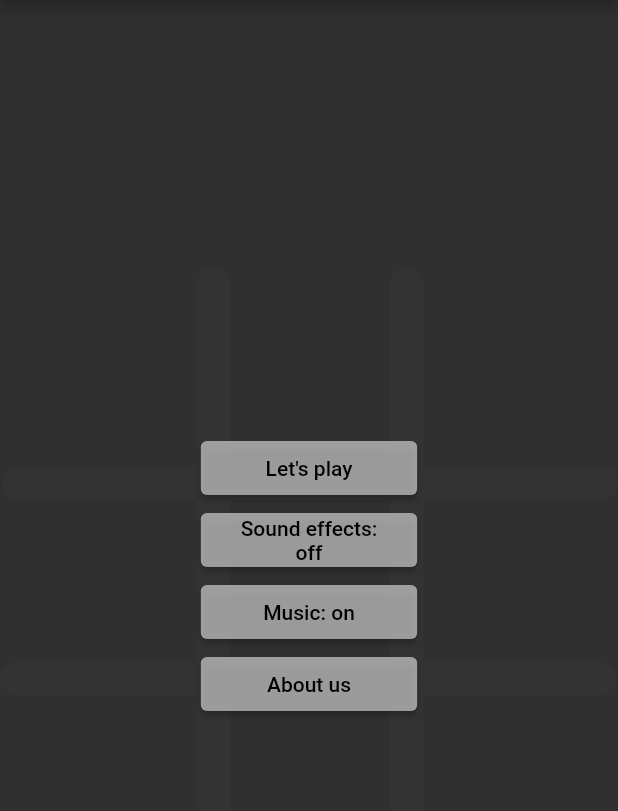
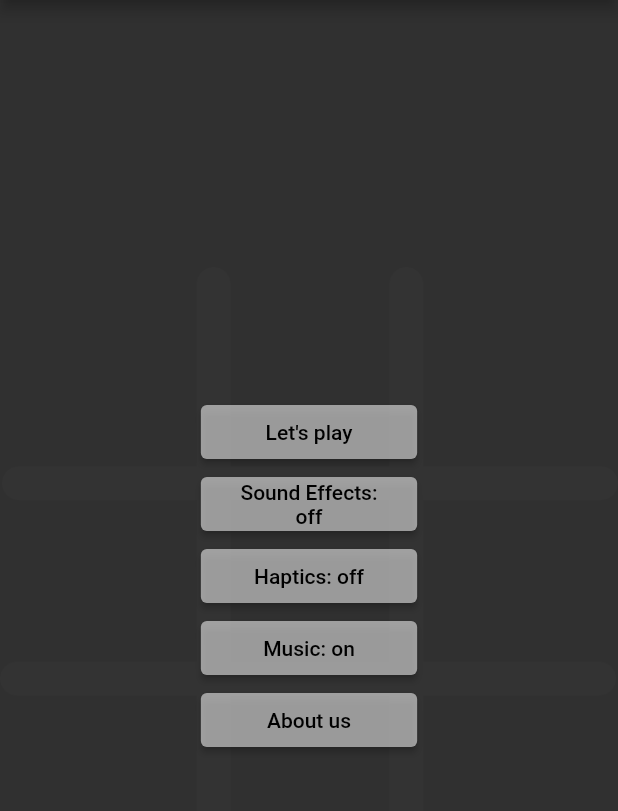
Before and after one commit to abraraltaf92/tic_tac_toe, a Flutter app: the screen it shows after launch, on a phone screen of 412 x 824 dp, the part 84-895 px from its top. Run offline on Flutter 3.47's test engine with Material 2 defaults, Android fonts, the phone set to English and light mode, and no system bars; our stand-ins replace animated_splash_screen, animated_text_kit, audioplayers, auto_size_text, flutter_icons, flutter_neumorphic and 6 more; missing offline and left inert: launch_review.

Commit message:
added haptics feature

```diff
--- a/lib/main.dart
+++ b/lib/main.dart
@@ -9,6 +9,7 @@ import 'package:get/get.dart';
 import 'package:lottie/lottie.dart';
 import 'package:provider/provider.dart';
 import 'package:shared_preferences/shared_preferences.dart';
+import 'package:tic_tac_toe/notifiers/haptics.dart';
 import 'package:tic_tac_toe/ui/home.dart';
 import 'package:tic_tac_toe/notifiers/music.dart';
 import 'package:tic_tac_toe/notifiers/sound.dart';
@@ -28,6 +29,9 @@ Future<void> main() async {
       ChangeNotifierProvider(
           create: (BuildContext context) =>
               SoundProvider(isSound: prefs.getBool('isSound') ?? true)),
+      ChangeNotifierProvider(
+          create: (BuildContext context) =>
+              HapticProvider(isHaptic: prefs.getBool('isHaptic') ?? true)),
       ChangeNotifierProvider(
           create: (BuildContext context) => MusicProvider(
                 isMusic: prefs.getBool('isMusic') ?? false,
@@ -80,8 +84,10 @@ class _MyAppState extends State<MyApp> with SingleTickerProviderStateMixin {
 
   @override
   Widget build(BuildContext context) {
-    return Consumer3<ThemeProvider, SoundProvider, MusicProvider>(
-        builder: (context, themeProvider, soundProvider, musicProvider, child) {
+    return Consumer4<ThemeProvider, SoundProvider, MusicProvider,
+            HapticProvider>(
+        builder: (context, themeProvider, soundProvider, musicProvider,
+            hapticProvider, child) {
       return GetMaterialApp(
         navigatorKey: navigatorkey,
         title: 'Tic Tac Toe',
--- /dev/null
+++ b/lib/notifiers/haptics.dart
@@ -0,0 +1,23 @@
+import 'package:flutter/material.dart';
+import 'package:shared_preferences/shared_preferences.dart';
+
+class HapticProvider extends ChangeNotifier {
+  bool _selectedHaptic;
+
+  HapticProvider({bool isHaptic}) {
+    _selectedHaptic = isHaptic;
+  }
+  Future<void> swapHaptic() async {
+    SharedPreferences prefs = await SharedPreferences.getInstance();
+    if (_selectedHaptic == true) {
+      _selectedHaptic = false;
+      prefs.setBool('isSound', false);
+    } else {
+      _selectedHaptic = true;
+      prefs.setBool('isSound', true);
+    }
+    notifyListeners();
+  }
+
+  bool get gethaptic => _selectedHaptic;
+}
--- a/lib/ui/home.dart
+++ b/lib/ui/home.dart
@@ -12,6 +12,7 @@ import 'package:get/get.dart';
 import 'package:lottie/lottie.dart';
 import 'package:provider/provider.dart';
 import 'package:share/share.dart';
+import 'package:tic_tac_toe/notifiers/haptics.dart';
 import 'package:tic_tac_toe/tile_state/board_tile.dart';
 import 'package:tic_tac_toe/tile_state/tile_state.dart';
 import 'package:tic_tac_toe/util/constants.dart';
@@ -35,7 +36,7 @@ class _HomeState extends State<Home> {
   final GlobalKey<ScaffoldState> _scaffoldKey = GlobalKey<ScaffoldState>();
   bool isPlay = true;
   AudioCache cache = AudioCache(); // you have this
-  AudioPlayer player = AudioPlayer(playerId: 'abc');
+  AudioPlayer player = AudioPlayer();
   bool changeButton = false;
   @override
   Widget build(BuildContext context) {
@@ -43,11 +44,14 @@ class _HomeState extends State<Home> {
         Provider.of<ThemeProvider>(context, listen: false);
     SoundProvider soundProvider =
         Provider.of<SoundProvider>(context, listen: false);
+    HapticProvider hapticProvider =
+        Provider.of<HapticProvider>(context, listen: false);
     // MusicProvider musicProvider =
     //     Provider.of<MusicProvider>(context, listen: false);
 
     bool isDark = themeProvider.getTheme == ThemeData.dark();
     bool isSound = soundProvider.getSound;
+    bool isHaptic = hapticProvider.gethaptic;
     // bool isMusic = musicProvider.getMusic;
     // if (isMusic) {
     //   if (cache.fixedPlayer?.playerId != 'abc') _playFile();
@@ -62,6 +66,9 @@ class _HomeState extends State<Home> {
           actions: [
             IconButton(
               onPressed: () {
+                if (isHaptic) {
+                  HapticFeedback.mediumImpact();
+                }
                 themeProvider.swapTheme();
                 setState(() {
                   isDark = isDark;
@@ -89,6 +96,9 @@ class _HomeState extends State<Home> {
                   ),
                   ListTile(
                     onTap: () async {
+                      if (isHaptic) {
+                        HapticFeedback.lightImpact();
+                      }
                       const url = instaLink;
                       if (await canLaunch(url)) {
                         await launch(url);
@@ -106,6 +116,9 @@ class _HomeState extends State<Home> {
                   ),
                   ListTile(
                     onTap: () async {
+                      if (isHaptic) {
+                        HapticFeedback.lightImpact();
+                      }
                       const url = fbLink;
                       if (await canLaunch(url)) {
                         await launch(url);
@@ -124,6 +137,9 @@ class _HomeState extends State<Home> {
                   Divider(),
                   ListTile(
                     onTap: () async {
+                      if (isHaptic) {
+                        HapticFeedback.lightImpact();
+                      }
                       const url = myPortfolio;
                       if (await canLaunch(url)) {
                         await launch(url);
@@ -142,6 +158,9 @@ class _HomeState extends State<Home> {
                   Divider(),
                   ListTile(
                     onTap: () {
+                      if (isHaptic) {
+                        HapticFeedback.lightImpact();
+                      }
                       if (Platform.isAndroid) {
                         Share.share(googlePlayStoreLink,
                             subject: 'Share Tic Tac Toe');
@@ -158,7 +177,12 @@ class _HomeState extends State<Home> {
                     ),
                   ),
                   ListTile(
-                    onTap: () => showLicense(context: context),
+                    onTap: () {
+                      if (isHaptic) {
+                        HapticFeedback.lightImpact();
+                      }
+                      showLicense(context: context);
+                    },
                     // onPressed: null,
                     leading: const Icon(FontAwesome.info_circle),
                     title: const Text(
@@ -205,6 +229,9 @@ class _HomeState extends State<Home> {
                                         (states) => Colors.black)
                                     : null),
                             onPressed: () async {
+                              if (isHaptic) {
+                                HapticFeedback.lightImpact();
+                              }
                               setState(() {
                                 changeButton = !changeButton;
                               });
@@ -220,10 +247,10 @@ class _HomeState extends State<Home> {
                           child: ElevatedButton(
                             child: (isSound)
                                 ? Text(
-                                    'Sound effects: off',
+                                    'Sound Effects: off',
                                     textAlign: TextAlign.center,
                                   )
-                                : Text('Sound effects: on',
+                                : Text('Sound Effects: on',
                                     textAlign: TextAlign.center),
                             style: ButtonStyle(
                                 backgroundColor: isDark
@@ -241,6 +268,36 @@ class _HomeState extends State<Home> {
 
                               setState(() {
                                 isSound = isSound;
+                              });
+                            },
+                          ),
+                        ),
+                        Container(
+                          width: MediaQuery.of(context).size.width * 0.35,
+                          child: ElevatedButton(
+                            child: (isHaptic)
+                                ? Text(
+                                    'Haptics: off',
+                                    textAlign: TextAlign.center,
+                                  )
+                                : Text('Haptics: on',
+                                    textAlign: TextAlign.center),
+                            style: ButtonStyle(
+                                backgroundColor: isDark
+                                    ? MaterialStateColor.resolveWith(
+                                        (states) => Colors.white54)
+                                    : null,
+                                foregroundColor: isDark
+                                    ? MaterialStateColor.resolveWith(
+                                        (states) => Colors.black)
+                                    : null),
+                            onPressed: () async {
+                              // Get.to(Test());
+
+                              await hapticProvider.swapHaptic();
+
+                              setState(() {
+                                isHaptic = isHaptic;
                               });
                             },
                           ),
@@ -298,7 +355,13 @@ class _HomeState extends State<Home> {
                                         (states) => Colors.black)
                                     : null),
                             onPressed: () {
-                              Get.to(MyPortfolio(isDark: isDark));
+                              if (isHaptic) {
+                                HapticFeedback.lightImpact();
+                              }
+                              Get.to(MyPortfolio(
+                                isDark: isDark,
+                                isSound: isSound,
+                              ));
                             },
                           ),
                         ),
@@ -315,15 +378,17 @@ class _HomeState extends State<Home> {
                         'assets/images/board.png',
                         color: isDark ? Colors.white54 : Colors.black,
                       ),
-                      _boardTiles(isSound: isSound, isDark: isDark),
+                      _boardTiles(
+                          isSound: isSound, isDark: isDark, isHaptic: isHaptic),
                     ],
                   ),
                 ),
               ),
-        floatingActionButton: isPlay ? null : _speedDial(isDark: isDark));
+        floatingActionButton:
+            isPlay ? null : _speedDial(isDark: isDark, isHaptic: isHaptic));
   }
 
-  Widget _speedDial({@required bool isDark}) {
+  Widget _speedDial({@required bool isDark, @required bool isHaptic}) {
     return SpeedDial(
       animatedIcon: AnimatedIcons.view_list,
       animatedIconTheme: IconThemeData(size: 25),
@@ -337,6 +402,9 @@ class _HomeState extends State<Home> {
             child: const Icon(Icons.replay_outlined),
             backgroundColor: Colors.white54,
             onTap: () {
+              if (isHaptic) {
+                HapticFeedback.lightImpact();
+              }
               _resetGame();
               _displaySnack(msg: 'Game Restarted', isDark: isDark);
             },
@@ -351,6 +419,9 @@ class _HomeState extends State<Home> {
             child: const Icon(Icons.close),
             backgroundColor: Colors.white54,
             onTap: () {
+              if (isHaptic) {
+                HapticFeedback.lightImpact();
+              }
               _resetGame();
               setState(() {
                 isPlay = !isPlay;
@@ -367,7 +438,10 @@ class _HomeState extends State<Home> {
     );
   }
 
-  Widget _boardTiles({@required bool isSound, @required bool isDark}) {
+  Widget _boardTiles(
+      {@required bool isSound,
+      @required bool isDark,
+      @required bool isHaptic}) {
     return Builder(builder: (context) {
       final boardWidth = MediaQuery.of(context).size.width;
       final tileWidth = boardWidth / 3;
@@ -389,11 +463,14 @@ class _HomeState extends State<Home> {
               tileState: tileState,
               dimension: tileWidth,
               onPressed: () {
+                if (isHaptic) {
+                  HapticFeedback.lightImpact();
+                }
                 _updateTileStateForIndex(tileIndex, isDark);
                 if (isSound && tileState == TileState.EMPTY) {
-                  // final player = AudioCache();
-                  // player.play('sounds/bubble_popping.mp3');
-                  HapticFeedback.vibrate();
+                  final player = AudioCache();
+                  player.play('sounds/bubble_popping.mp3');
+
                   // SystemSound.play(SystemSoundType.click);
                 }
                 if (tileState != TileState.EMPTY) {
```
Also changed, not shown: lib/ui/my_portfolio.dart (+21 -3 lines), 1 other file.
